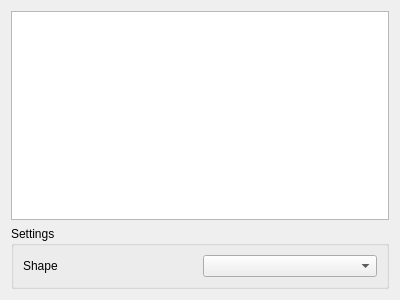
This is ui/LightsWidget.ui in ThomasKroes/exposure-render.ercore as Qt 5 draws it before an edit. The edited form follows.
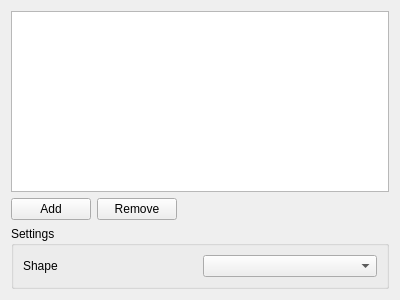
This is the edited form.

Patch:
```diff
--- a/ui/LightsWidget.ui
+++ b/ui/LightsWidget.ui
@@ -15,7 +15,38 @@
   </property>
   <layout class="QVBoxLayout" name="verticalLayout">
    <item>
-    <widget class="QTableWidget" name="tableWidget"/>
+    <widget class="QTableWidget" name="ObjectsTableWidget"/>
+   </item>
+   <item>
+    <layout class="QHBoxLayout" name="horizontalLayout">
+     <item>
+      <widget class="QPushButton" name="AddObjectPushButton">
+       <property name="text">
+        <string>Add</string>
+       </property>
+      </widget>
+     </item>
+     <item>
+      <widget class="QPushButton" name="RemoveObjectPushButton">
+       <property name="text">
+        <string>Remove</string>
+       </property>
+      </widget>
+     </item>
+     <item>
+      <spacer name="horizontalSpacer">
+       <property name="orientation">
+        <enum>Qt::Horizontal</enum>
+       </property>
+       <property name="sizeHint" stdset="0">
+        <size>
+         <width>40</width>
+         <height>20</height>
+        </size>
+       </property>
+      </spacer>
+     </item>
+    </layout>
    </item>
    <item>
     <widget class="QGroupBox" name="groupBox">
```
